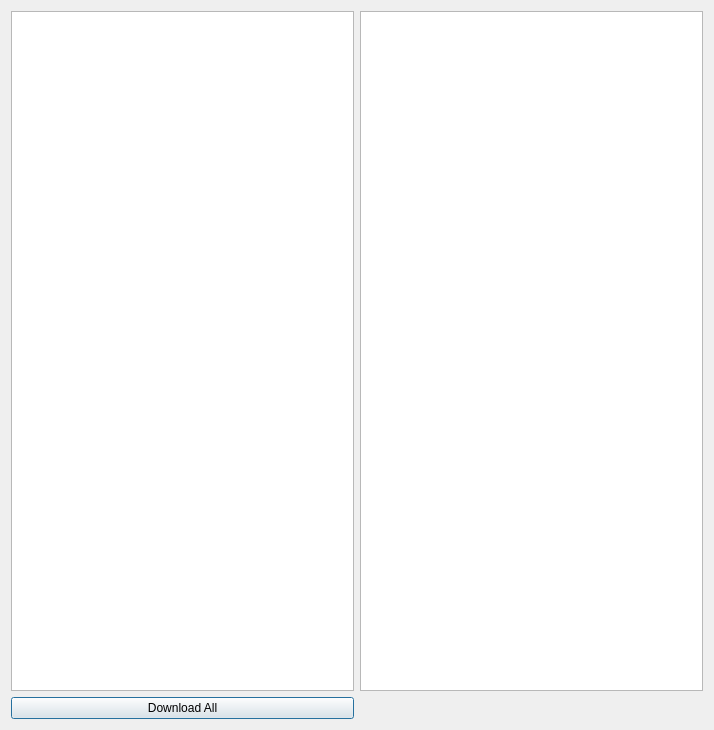
Above: avogadro/qtplugins/plugindownloader/downloaderwidget.ui from OpenChemistry/avogadrolibs before the change. Below: the same form after it.
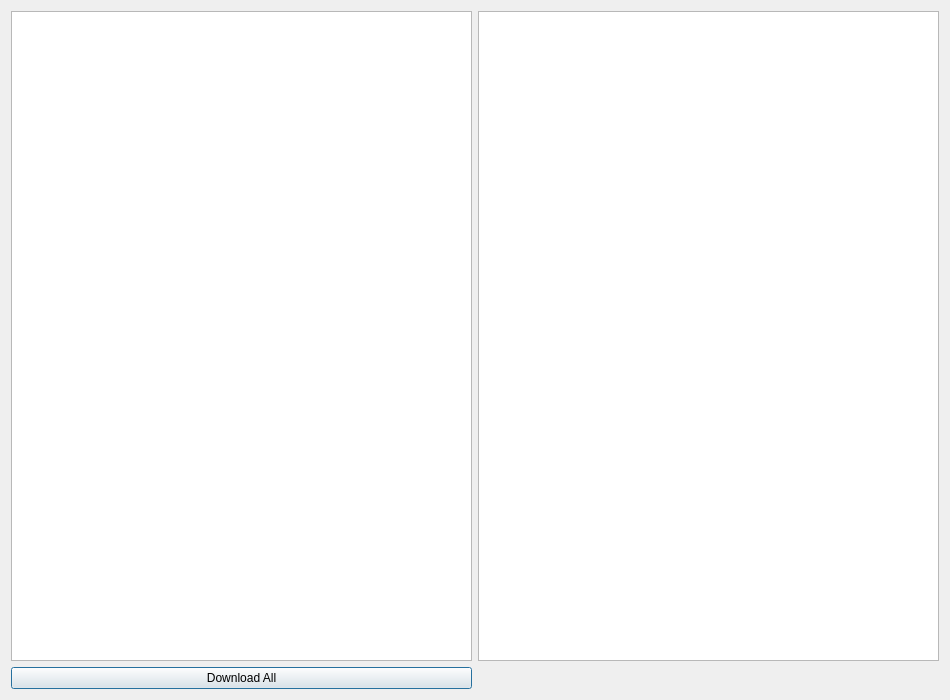
That is the form after the change.

```diff
--- a/avogadro/qtplugins/plugindownloader/downloaderwidget.ui
+++ b/avogadro/qtplugins/plugindownloader/downloaderwidget.ui
@@ -6,8 +6,8 @@
    <rect>
     <x>0</x>
     <y>0</y>
-    <width>714</width>
-    <height>730</height>
+    <width>950</width>
+    <height>700</height>
    </rect>
   </property>
   <property name="windowTitle">
```
